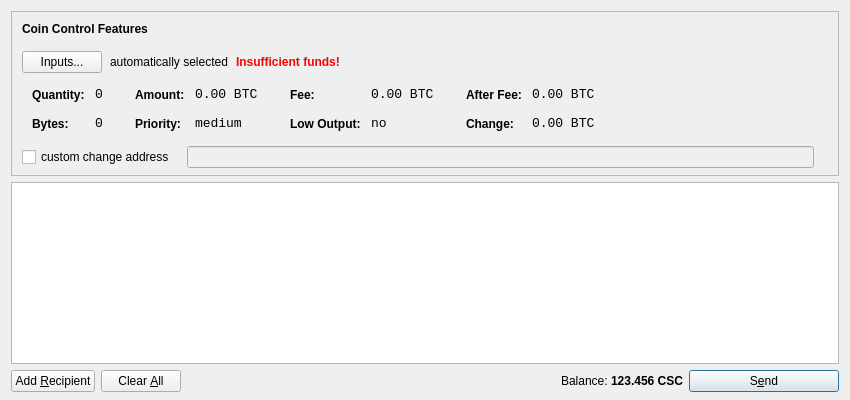
The window that src/qt/forms/sendcoinsdialog.ui (transcoder/CasinoCoin) describes before a commit, drawn with Qt 5.
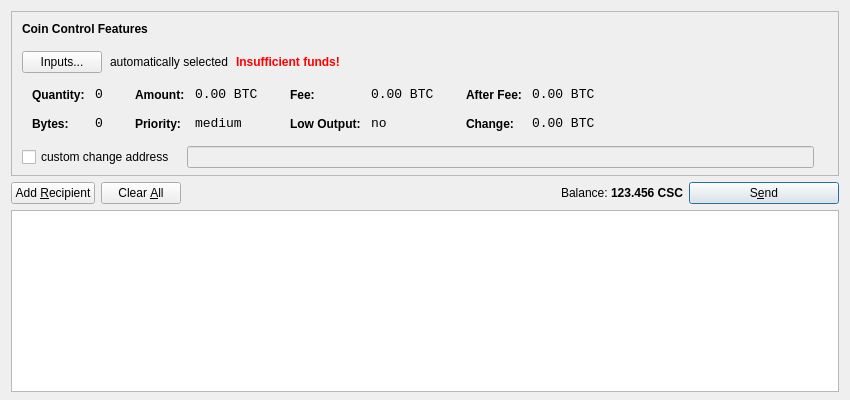
The same window after the commit. Icons and pictures are not drawn.

The edit to the form file:
```diff
--- a/src/qt/forms/sendcoinsdialog.ui
+++ b/src/qt/forms/sendcoinsdialog.ui
@@ -13,7 +13,7 @@
   <property name="windowTitle">
    <string>Send Coins</string>
   </property>
-  <layout class="QVBoxLayout" name="verticalLayout" stretch="0,1,0">
+  <layout class="QVBoxLayout" name="verticalLayout" stretch="0,0,1">
    <property name="bottomMargin">
     <number>8</number>
    </property>
@@ -624,62 +624,6 @@
      </layout>
     </widget>
    </item>
-   <item>
-    <widget class="QScrollArea" name="scrollArea">
-     <property name="widgetResizable">
-      <bool>true</bool>
-     </property>
-     <widget class="QWidget" name="scrollAreaWidgetContents">
-      <property name="geometry">
-       <rect>
-        <x>0</x>
-        <y>0</y>
-        <width>830</width>
-        <height>167</height>
-       </rect>
-      </property>
-      <property name="styleSheet">
-       <string notr="true">background-color: rgb(255, 255, 255);</string>
-      </property>
-      <layout class="QVBoxLayout" name="verticalLayout_2">
-       <property name="leftMargin">
-        <number>0</number>
-       </property>
-       <property name="topMargin">
-        <number>0</number>
-       </property>
-       <property name="rightMargin">
-        <number>0</number>
-       </property>
-       <property name="bottomMargin">
-        <number>0</number>
-       </property>
-       <item>
-        <widget class="QFrame" name="entries_2">
-         <layout class="QVBoxLayout" name="entries">
-          <property name="spacing">
-           <number>6</number>
-          </property>
-         </layout>
-        </widget>
-       </item>
-       <item>
-        <spacer name="verticalSpacer">
-         <property name="orientation">
-          <enum>Qt::Vertical</enum>
-         </property>
-         <property name="sizeHint" stdset="0">
-          <size>
-           <width>20</width>
-           <height>40</height>
-          </size>
-         </property>
-        </spacer>
-       </item>
-      </layout>
-     </widget>
-    </widget>
-   </item>
    <item>
     <layout class="QHBoxLayout" name="horizontalLayout">
      <item>
@@ -782,6 +726,9 @@
        <property name="toolTip">
         <string>Confirm the send action</string>
        </property>
+       <property name="autoFillBackground">
+        <bool>false</bool>
+       </property>
        <property name="styleSheet">
         <string notr="true">background-color: rgb(170, 28, 33);
 color: rgb(255, 255, 255);
@@ -804,6 +751,62 @@
      </item>
     </layout>
    </item>
+   <item>
+    <widget class="QScrollArea" name="scrollArea">
+     <property name="widgetResizable">
+      <bool>true</bool>
+     </property>
+     <widget class="QWidget" name="scrollAreaWidgetContents">
+      <property name="geometry">
+       <rect>
+        <x>0</x>
+        <y>0</y>
+        <width>830</width>
+        <height>152</height>
+       </rect>
+      </property>
+      <property name="styleSheet">
+       <string notr="true">background-color: rgb(255, 255, 255);</string>
+      </property>
+      <layout class="QVBoxLayout" name="verticalLayout_2">
+       <property name="leftMargin">
+        <number>0</number>
+       </property>
+       <property name="topMargin">
+        <number>0</number>
+       </property>
+       <property name="rightMargin">
+        <number>0</number>
+       </property>
+       <property name="bottomMargin">
+        <number>0</number>
+       </property>
+       <item>
+        <widget class="QFrame" name="entries_2">
+         <layout class="QVBoxLayout" name="entries">
+          <property name="spacing">
+           <number>6</number>
+          </property>
+         </layout>
+        </widget>
+       </item>
+       <item>
+        <spacer name="verticalSpacer">
+         <property name="orientation">
+          <enum>Qt::Vertical</enum>
+         </property>
+         <property name="sizeHint" stdset="0">
+          <size>
+           <width>20</width>
+           <height>40</height>
+          </size>
+         </property>
+        </spacer>
+       </item>
+      </layout>
+     </widget>
+    </widget>
+   </item>
   </layout>
  </widget>
  <resources>
```
